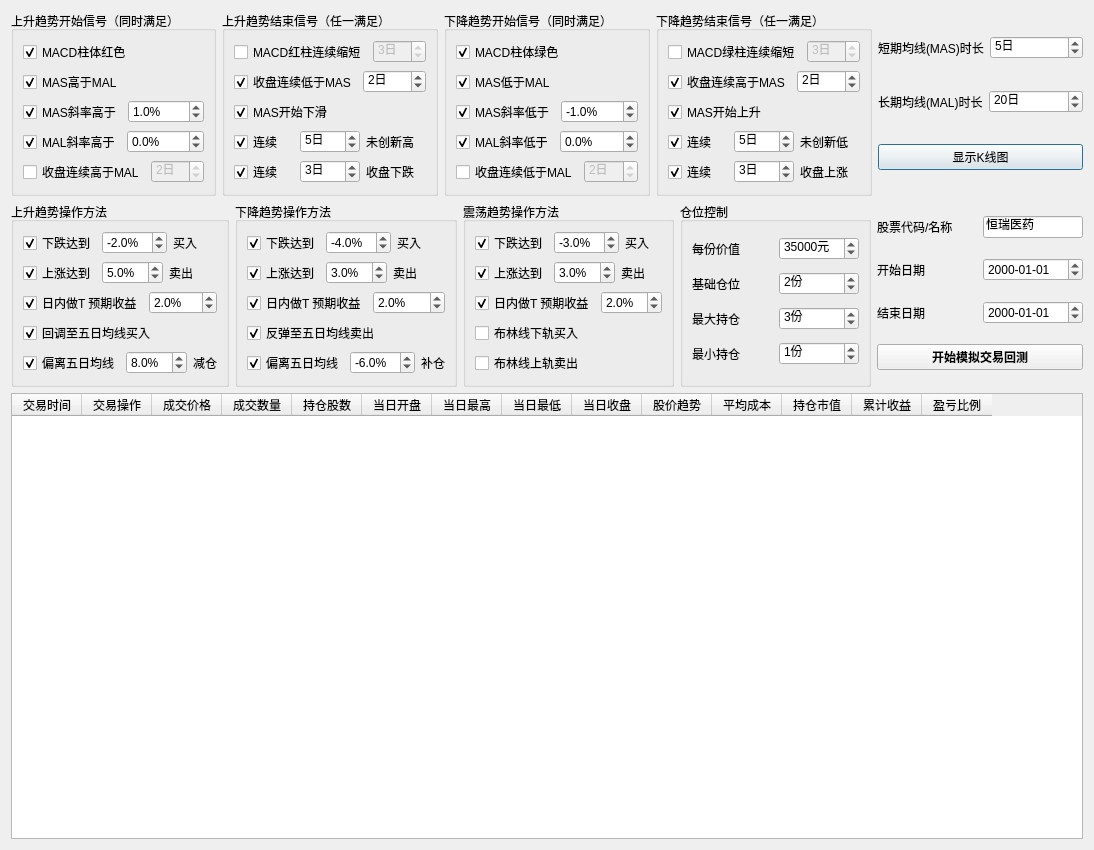
The window that QtDesign/TradeSimulator.ui (victor647/QuantumStockTrade) describes before a commit, drawn with Qt 5.
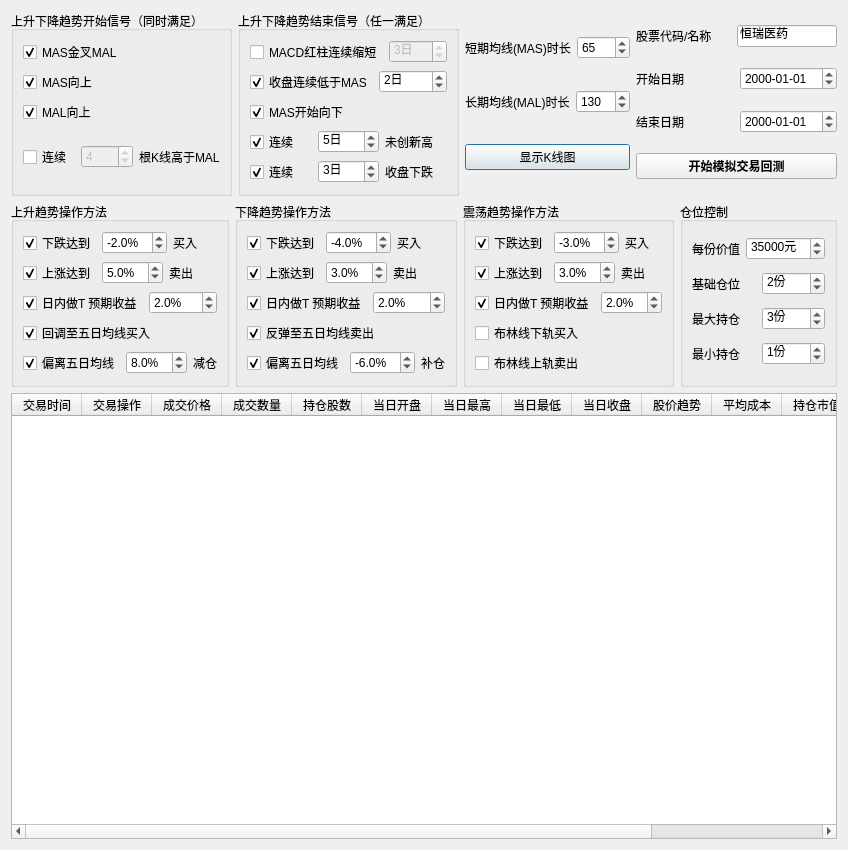
The same window after the commit.

```diff
--- a/QtDesign/TradeSimulator.ui
+++ b/QtDesign/TradeSimulator.ui
@@ -6,14 +6,14 @@
    <rect>
     <x>0</x>
     <y>0</y>
-    <width>1094</width>
+    <width>847</width>
     <height>850</height>
    </rect>
   </property>
   <property name="windowTitle">
    <string>模拟交易回测</string>
   </property>
-  <layout class="QVBoxLayout" name="verticalLayout_11">
+  <layout class="QVBoxLayout" name="verticalLayout_4">
    <item>
     <layout class="QHBoxLayout" name="horizontalLayout_28">
      <item>
@@ -25,23 +25,13 @@
         </font>
        </property>
        <property name="title">
-        <string>上升趋势开始信号（同时满足）</string>
+        <string>上升下降趋势开始信号（同时满足）</string>
        </property>
        <layout class="QVBoxLayout" name="verticalLayout_2">
-        <item>
-         <widget class="QCheckBox" name="cbxUpTrendStartByMACD">
-          <property name="text">
-           <string>MACD柱体红色</string>
-          </property>
-          <property name="checked">
-           <bool>true</bool>
-          </property>
-         </widget>
-        </item>
         <item>
          <widget class="QCheckBox" name="cbxUpTrendStartByMACross">
           <property name="text">
-           <string>MAS高于MAL</string>
+           <string>MAS金叉MAL</string>
           </property>
           <property name="checked">
            <bool>true</bool>
@@ -53,44 +43,13 @@
           <item>
            <widget class="QCheckBox" name="cbxUpTrendStartByMAShortDiff">
             <property name="text">
-             <string>MAS斜率高于</string>
+             <string>MAS向上</string>
             </property>
             <property name="checked">
              <bool>true</bool>
             </property>
            </widget>
           </item>
-          <item>
-           <widget class="QDoubleSpinBox" name="spbUpTrendMAShortDiffRate">
-            <property name="enabled">
-             <bool>true</bool>
-            </property>
-            <property name="font">
-             <font>
-              <family>Helvetica</family>
-              <pointsize>9</pointsize>
-             </font>
-            </property>
-            <property name="suffix">
-             <string>%</string>
-            </property>
-            <property name="decimals">
-             <number>1</number>
-            </property>
-            <property name="minimum">
-             <double>0.000000000000000</double>
-            </property>
-            <property name="maximum">
-             <double>10.000000000000000</double>
-            </property>
-            <property name="singleStep">
-             <double>0.100000000000000</double>
-            </property>
-            <property name="value">
-             <double>1.000000000000000</double>
-            </property>
-           </widget>
-          </item>
          </layout>
         </item>
         <item>
@@ -98,44 +57,13 @@
           <item>
            <widget class="QCheckBox" name="cbxUpTrendStartByMALongDiff">
             <property name="text">
-             <string>MAL斜率高于</string>
+             <string>MAL向上</string>
             </property>
             <property name="checked">
              <bool>true</bool>
             </property>
            </widget>
           </item>
-          <item>
-           <widget class="QDoubleSpinBox" name="spbUpTrendMALongDiffRate">
-            <property name="enabled">
-             <bool>true</bool>
-            </property>
-            <property name="font">
-             <font>
-              <family>Helvetica</family>
-              <pointsize>9</pointsize>
-             </font>
-            </property>
-            <property name="suffix">
-             <string>%</string>
-            </property>
-            <property name="decimals">
-             <number>1</number>
-            </property>
-            <property name="minimum">
-             <double>-5.000000000000000</double>
-            </property>
-            <property name="maximum">
-             <double>5.000000000000000</double>
-            </property>
-            <property name="singleStep">
-             <double>0.100000000000000</double>
-            </property>
-            <property name="value">
-             <double>0.000000000000000</double>
-            </property>
-           </widget>
-          </item>
          </layout>
         </item>
         <item>
@@ -143,7 +71,7 @@
           <item>
            <widget class="QCheckBox" name="cbxUpTrendStartByMAStay">
             <property name="text">
-             <string>收盘连续高于MAL</string>
+             <string>连续</string>
             </property>
             <property name="checked">
              <bool>false</bool>
@@ -162,7 +90,7 @@
              </font>
             </property>
             <property name="suffix">
-             <string>日</string>
+             <string/>
             </property>
             <property name="minimum">
              <number>1</number>
@@ -174,7 +102,14 @@
              <number>1</number>
             </property>
             <property name="value">
-             <number>2</number>
+             <number>4</number>
+            </property>
+           </widget>
+          </item>
+          <item>
+           <widget class="QLabel" name="lblContinuousHigherThanMAL">
+            <property name="text">
+             <string>根K线高于MAL</string>
             </property>
            </widget>
           </item>
@@ -192,7 +127,7 @@
         </font>
        </property>
        <property name="title">
-        <string>上升趋势结束信号（任一满足）</string>
+        <string>上升下降趋势结束信号（任一满足）</string>
        </property>
        <layout class="QVBoxLayout" name="verticalLayout_8">
         <item>
@@ -282,7 +217,7 @@
         <item>
          <widget class="QCheckBox" name="cbxUpTrendEndByMAShortDiff">
           <property name="text">
-           <string>MAS开始下滑</string>
+           <string>MAS开始向下</string>
           </property>
           <property name="checked">
            <bool>true</bool>
@@ -384,374 +319,6 @@
        </layout>
       </widget>
      </item>
-     <item>
-      <widget class="QGroupBox" name="grpDownTrendStartSignal">
-       <property name="font">
-        <font>
-         <family>Helvetica</family>
-         <pointsize>9</pointsize>
-        </font>
-       </property>
-       <property name="title">
-        <string>下降趋势开始信号（同时满足）</string>
-       </property>
-       <layout class="QVBoxLayout" name="verticalLayout_4">
-        <item>
-         <widget class="QCheckBox" name="cbxDownTrendStartByMACD">
-          <property name="text">
-           <string>MACD柱体绿色</string>
-          </property>
-          <property name="checked">
-           <bool>true</bool>
-          </property>
-         </widget>
-        </item>
-        <item>
-         <widget class="QCheckBox" name="cbxDownTrendStartByMACross">
-          <property name="text">
-           <string>MAS低于MAL</string>
-          </property>
-          <property name="checked">
-           <bool>true</bool>
-          </property>
-         </widget>
-        </item>
-        <item>
-         <layout class="QHBoxLayout" name="horizontalLayout_21">
-          <item>
-           <widget class="QCheckBox" name="cbxDownTrendStartByMAShortDiff">
-            <property name="text">
-             <string>MAS斜率低于</string>
-            </property>
-            <property name="checked">
-             <bool>true</bool>
-            </property>
-           </widget>
-          </item>
-          <item>
-           <widget class="QDoubleSpinBox" name="spbDownTrendMAShortDiffRate">
-            <property name="enabled">
-             <bool>true</bool>
-            </property>
-            <property name="font">
-             <font>
-              <family>Helvetica</family>
-              <pointsize>9</pointsize>
-             </font>
-            </property>
-            <property name="suffix">
-             <string>%</string>
-            </property>
-            <property name="decimals">
-             <number>1</number>
-            </property>
-            <property name="minimum">
-             <double>-10.000000000000000</double>
-            </property>
-            <property name="maximum">
-             <double>0.000000000000000</double>
-            </property>
-            <property name="singleStep">
-             <double>0.100000000000000</double>
-            </property>
-            <property name="value">
-             <double>-1.000000000000000</double>
-            </property>
-           </widget>
-          </item>
-         </layout>
-        </item>
-        <item>
-         <layout class="QHBoxLayout" name="horizontalLayout_38">
-          <item>
-           <widget class="QCheckBox" name="cbxDownTrendStartByMALongDiff">
-            <property name="text">
-             <string>MAL斜率低于</string>
-            </property>
-            <property name="checked">
-             <bool>true</bool>
-            </property>
-           </widget>
-          </item>
-          <item>
-           <widget class="QDoubleSpinBox" name="spbDownTrendMALongDiffRate">
-            <property name="enabled">
-             <bool>true</bool>
-            </property>
-            <property name="font">
-             <font>
-              <family>Helvetica</family>
-              <pointsize>9</pointsize>
-             </font>
-            </property>
-            <property name="suffix">
-             <string>%</string>
-            </property>
-            <property name="decimals">
-             <number>1</number>
-            </property>
-            <property name="minimum">
-             <double>-5.000000000000000</double>
-            </property>
-            <property name="maximum">
-             <double>5.000000000000000</double>
-            </property>
-            <property name="singleStep">
-             <double>0.100000000000000</double>
-            </property>
-            <property name="value">
-             <double>0.000000000000000</double>
-            </property>
-           </widget>
-          </item>
-         </layout>
-        </item>
-        <item>
-         <layout class="QHBoxLayout" name="horizontalLayout_19">
-          <item>
-           <widget class="QCheckBox" name="cbxDownTrendStartByMABreak">
-            <property name="text">
-             <string>收盘连续低于MAL</string>
-            </property>
-            <property name="checked">
-             <bool>false</bool>
-            </property>
-           </widget>
-          </item>
-          <item>
-           <widget class="QSpinBox" name="spbDownTrendStartMABreakDays">
-            <property name="enabled">
-             <bool>false</bool>
-            </property>
-            <property name="font">
-             <font>
-              <family>Helvetica</family>
-              <pointsize>9</pointsize>
-             </font>
-            </property>
-            <property name="suffix">
-             <string>日</string>
-            </property>
-            <property name="minimum">
-             <number>1</number>
-            </property>
-            <property name="maximum">
-             <number>10</number>
-            </property>
-            <property name="singleStep">
-             <number>1</number>
-            </property>
-            <property name="value">
-             <number>2</number>
-            </property>
-           </widget>
-          </item>
-         </layout>
-        </item>
-       </layout>
-      </widget>
-     </item>
-     <item>
-      <widget class="QGroupBox" name="grpDownTrendEndSignal">
-       <property name="font">
-        <font>
-         <family>Helvetica</family>
-         <pointsize>9</pointsize>
-        </font>
-       </property>
-       <property name="title">
-        <string>下降趋势结束信号（任一满足）</string>
-       </property>
-       <layout class="QVBoxLayout" name="verticalLayout_9">
-        <item>
-         <layout class="QHBoxLayout" name="horizontalLayout_31">
-          <item>
-           <widget class="QCheckBox" name="cbxDownTrendEndByMacd">
-            <property name="text">
-             <string>MACD绿柱连续缩短</string>
-            </property>
-            <property name="checked">
-             <bool>false</bool>
-            </property>
-           </widget>
-          </item>
-          <item>
-           <widget class="QSpinBox" name="spbDownTrendEndMACDRiseDays">
-            <property name="enabled">
-             <bool>false</bool>
-            </property>
-            <property name="font">
-             <font>
-              <family>Helvetica</family>
-              <pointsize>9</pointsize>
-             </font>
-            </property>
-            <property name="suffix">
-             <string>日</string>
-            </property>
-            <property name="minimum">
-             <number>1</number>
-            </property>
-            <property name="maximum">
-             <number>10</number>
-            </property>
-            <property name="singleStep">
-             <number>1</number>
-            </property>
-            <property name="value">
-             <number>3</number>
-            </property>
-           </widget>
-          </item>
-         </layout>
-        </item>
-        <item>
-         <layout class="QHBoxLayout" name="horizontalLayout_32">
-          <item>
-           <widget class="QCheckBox" name="cbxDownTrendEndByMAStay">
-            <property name="text">
-             <string>收盘连续高于MAS</string>
-            </property>
-            <property name="checked">
-             <bool>true</bool>
-            </property>
-           </widget>
-          </item>
-          <item>
-           <widget class="QSpinBox" name="spbDownTrendEndMAStayDays">
-            <property name="enabled">
-             <bool>true</bool>
-            </property>
-            <property name="font">
-             <font>
-              <family>Helvetica</family>
-              <pointsize>9</pointsize>
-             </font>
-            </property>
-            <property name="suffix">
-             <string>日</string>
-            </property>
-            <property name="minimum">
-             <number>1</number>
-            </property>
-            <property name="maximum">
-             <number>10</number>
-            </property>
-            <property name="singleStep">
-             <number>1</number>
-            </property>
-            <property name="value">
-             <number>2</number>
-            </property>
-           </widget>
-          </item>
-         </layout>
-        </item>
-        <item>
-         <widget class="QCheckBox" name="cbxDownTrendEndByMAShortDiff">
-          <property name="text">
-           <string>MAS开始上升</string>
-          </property>
-          <property name="checked">
-           <bool>true</bool>
-          </property>
-         </widget>
-        </item>
-        <item>
-         <layout class="QHBoxLayout" name="horizontalLayout_34">
-          <item>
-           <widget class="QCheckBox" name="cbxDownTrendEndByNoLowAgain">
-            <property name="text">
-             <string>连续</string>
-            </property>
-            <property name="checked">
-             <bool>true</bool>
-            </property>
-           </widget>
-          </item>
-          <item>
-           <widget class="QSpinBox" name="spbDownTrendEndNoLowDays">
-            <property name="font">
-             <font>
-              <family>Helvetica</family>
-              <pointsize>9</pointsize>
-             </font>
-            </property>
-            <property name="suffix">
-             <string>日</string>
-            </property>
-            <property name="minimum">
-             <number>2</number>
-            </property>
-            <property name="maximum">
-             <number>10</number>
-            </property>
-            <property name="singleStep">
-             <number>1</number>
-            </property>
-            <property name="value">
-             <number>5</number>
-            </property>
-           </widget>
-          </item>
-          <item>
-           <widget class="QLabel" name="lblDownTrendEndByNoLowAgain">
-            <property name="text">
-             <string>未创新低</string>
-            </property>
-           </widget>
-          </item>
-         </layout>
-        </item>
-        <item>
-         <layout class="QHBoxLayout" name="horizontalLayout_36">
-          <item>
-           <widget class="QCheckBox" name="cbxDownTrendEndByConsecutiveUp">
-            <property name="text">
-             <string>连续</string>
-            </property>
-            <property name="checked">
-             <bool>true</bool>
-            </property>
-           </widget>
-          </item>
-          <item>
-           <widget class="QSpinBox" name="spbDownTrendEndConsecutiveUpDays">
-            <property name="font">
-             <font>
-              <family>Helvetica</family>
-              <pointsize>9</pointsize>
-             </font>
-            </property>
-            <property name="suffix">
-             <string>日</string>
-            </property>
-            <property name="minimum">
-             <number>2</number>
-            </property>
-            <property name="maximum">
-             <number>10</number>
-            </property>
-            <property name="singleStep">
-             <number>1</number>
-            </property>
-            <property name="value">
-             <number>3</number>
-            </property>
-           </widget>
-          </item>
-          <item>
-           <widget class="QLabel" name="lblDownTrendEndByConsecutiveUp">
-            <property name="text">
-             <string>收盘上涨</string>
-            </property>
-           </widget>
-          </item>
-         </layout>
-        </item>
-       </layout>
-      </widget>
-     </item>
      <item>
       <layout class="QVBoxLayout" name="verticalLayout_10">
        <item>
@@ -780,20 +347,20 @@
             </font>
            </property>
            <property name="suffix">
-            <string>日</string>
+            <string/>
            </property>
            <property name="minimum">
-            <number>3</number>
-           </property>
-           <property name="maximum">
-            <number>20</number>
-           </property>
-           <property name="singleStep">
-            <number>1</number>
-           </property>
-           <property name="value">
             <number>5</number>
            </property>
+           <property name="maximum">
+            <number>100</number>
+           </property>
+           <property name="singleStep">
+            <number>1</number>
+           </property>
+           <property name="value">
+            <number>65</number>
+           </property>
           </widget>
          </item>
         </layout>
@@ -821,19 +388,19 @@
             </font>
            </property>
            <property name="suffix">
-            <string>日</string>
+            <string/>
            </property>
            <property name="minimum">
-            <number>10</number>
+            <number>20</number>
            </property>
            <property name="maximum">
-            <number>250</number>
+            <number>5000</number>
            </property>
            <property name="singleStep">
             <number>1</number>
            </property>
            <property name="value">
-            <number>20</number>
+            <number>130</number>
            </property>
           </widget>
          </item>
@@ -854,6 +421,136 @@
        </item>
       </layout>
      </item>
+     <item>
+      <layout class="QVBoxLayout" name="verticalLayout">
+       <item>
+        <layout class="QHBoxLayout" name="horizontalLayout_12">
+         <item>
+          <widget class="QLabel" name="lblStockNumber">
+           <property name="maximumSize">
+            <size>
+             <width>100</width>
+             <height>16777215</height>
+            </size>
+           </property>
+           <property name="font">
+            <font>
+             <family>Helvetica</family>
+             <pointsize>9</pointsize>
+            </font>
+           </property>
+           <property name="text">
+            <string>股票代码/名称</string>
+           </property>
+          </widget>
+         </item>
+         <item>
+          <widget class="QLineEdit" name="iptStockNumber">
+           <property name="maximumSize">
+            <size>
+             <width>100</width>
+             <height>16777215</height>
+            </size>
+           </property>
+           <property name="font">
+            <font>
+             <family>Helvetica</family>
+             <pointsize>9</pointsize>
+            </font>
+           </property>
+           <property name="text">
+            <string>恒瑞医药</string>
+           </property>
+           <property name="maxLength">
+            <number>6</number>
+           </property>
+          </widget>
+         </item>
+        </layout>
+       </item>
+       <item>
+        <layout class="QHBoxLayout" name="horizontalLayout">
+         <item>
+          <widget class="QLabel" name="lblStartDate">
+           <property name="maximumSize">
+            <size>
+             <width>100</width>
+             <height>16777215</height>
+            </size>
+           </property>
+           <property name="font">
+            <font>
+             <family>Helvetica</family>
+             <pointsize>9</pointsize>
+            </font>
+           </property>
+           <property name="text">
+            <string>开始日期</string>
+           </property>
+          </widget>
+         </item>
+         <item>
+          <widget class="QDateEdit" name="dteStart">
+           <property name="specialValueText">
+            <string/>
+           </property>
+           <property name="displayFormat">
+            <string>yyyy-MM-dd</string>
+           </property>
+          </widget>
+         </item>
+        </layout>
+       </item>
+       <item>
+        <layout class="QHBoxLayout" name="horizontalLayout_25">
+         <item>
+          <widget class="QLabel" name="lblEndDate">
+           <property name="maximumSize">
+            <size>
+             <width>100</width>
+             <height>16777215</height>
+            </size>
+           </property>
+           <property name="font">
+            <font>
+             <family>Helvetica</family>
+             <pointsize>9</pointsize>
+            </font>
+           </property>
+           <property name="text">
+            <string>结束日期</string>
+           </property>
+          </widget>
+         </item>
+         <item>
+          <widget class="QDateEdit" name="dteEnd">
+           <property name="specialValueText">
+            <string/>
+           </property>
+           <property name="displayFormat">
+            <string>yyyy-MM-dd</string>
+           </property>
+          </widget>
+         </item>
+        </layout>
+       </item>
+       <item>
+        <widget class="QPushButton" name="btnStartTrading">
+         <property name="font">
+          <font>
+           <family>Helvetica</family>
+           <pointsize>9</pointsize>
+           <weight>75</weight>
+           <bold>true</bold>
+          </font>
+         </property>
+         <property name="text">
+          <string>开始模拟交易回测</string>
+         </property>
+        </widget>
+       </item>
+      </layout>
+     </item>
     </layout>
    </item>
    <item>
@@ -1680,136 +1377,6 @@
        </layout>
       </widget>
      </item>
-     <item>
-      <layout class="QVBoxLayout" name="verticalLayout">
-       <item>
-        <layout class="QHBoxLayout" name="horizontalLayout_12">
-         <item>
-          <widget class="QLabel" name="lblStockNumber">
-           <property name="maximumSize">
-            <size>
-             <width>100</width>
-             <height>16777215</height>
-            </size>
-           </property>
-           <property name="font">
-            <font>
-             <family>Helvetica</family>
-             <pointsize>9</pointsize>
-            </font>
-           </property>
-           <property name="text">
-            <string>股票代码/名称</string>
-           </property>
-          </widget>
-         </item>
-         <item>
-          <widget class="QLineEdit" name="iptStockNumber">
-           <property name="maximumSize">
-            <size>
-             <width>100</width>
-             <height>16777215</height>
-            </size>
-           </property>
-           <property name="font">
-            <font>
-             <family>Helvetica</family>
-             <pointsize>9</pointsize>
-            </font>
-           </property>
-           <property name="text">
-            <string>恒瑞医药</string>
-           </property>
-           <property name="maxLength">
-            <number>6</number>
-           </property>
-          </widget>
-         </item>
-        </layout>
-       </item>
-       <item>
-        <layout class="QHBoxLayout" name="horizontalLayout">
-         <item>
-          <widget class="QLabel" name="lblStartDate">
-           <property name="maximumSize">
-            <size>
-             <width>100</width>
-             <height>16777215</height>
-            </size>
-           </property>
-           <property name="font">
-            <font>
-             <family>Helvetica</family>
-             <pointsize>9</pointsize>
-            </font>
-           </property>
-           <property name="text">
-            <string>开始日期</string>
-           </property>
-          </widget>
-         </item>
-         <item>
-          <widget class="QDateEdit" name="dteStart">
-           <property name="specialValueText">
-            <string/>
-           </property>
-           <property name="displayFormat">
-            <string>yyyy-MM-dd</string>
-           </property>
-          </widget>
-         </item>
-        </layout>
-       </item>
-       <item>
-        <layout class="QHBoxLayout" name="horizontalLayout_25">
-         <item>
-          <widget class="QLabel" name="lblEndDate">
-           <property name="maximumSize">
-            <size>
-             <width>100</width>
-             <height>16777215</height>
-            </size>
-           </property>
-           <property name="font">
-            <font>
-             <family>Helvetica</family>
-             <pointsize>9</pointsize>
-            </font>
-           </property>
-           <property name="text">
-            <string>结束日期</string>
-           </property>
-          </widget>
-         </item>
-         <item>
-          <widget class="QDateEdit" name="dteEnd">
-           <property name="specialValueText">
-            <string/>
-           </property>
-           <property name="displayFormat">
-            <string>yyyy-MM-dd</string>
-           </property>
-          </widget>
-         </item>
-        </layout>
-       </item>
-       <item>
-        <widget class="QPushButton" name="btnStartTrading">
-         <property name="font">
-          <font>
-           <family>Helvetica</family>
-           <pointsize>9</pointsize>
-           <weight>75</weight>
-           <bold>true</bold>
-          </font>
-         </property>
-         <property name="text">
-          <string>开始模拟交易回测</string>
-         </property>
-        </widget>
-       </item>
-      </layout>
-     </item>
     </layout>
    </item>
    <item>
```
Left out of the diff: 92 changed lines with no effect on the pictures.
